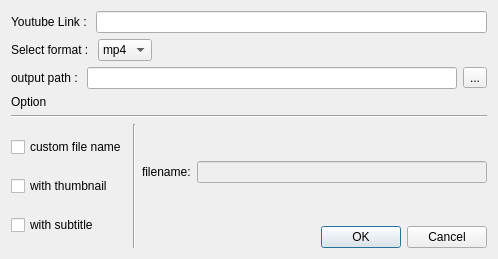
The window that ui_addwindow.ui (kesa0v0/youtube_downloader_gui) describes before a commit, drawn with Qt 5.
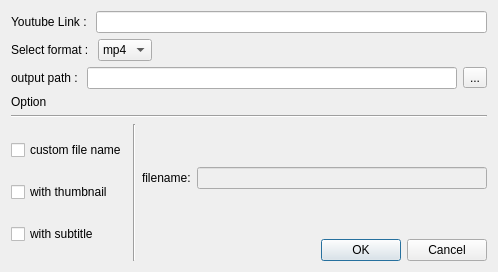
The same window after the commit.

```diff
--- a/ui_addwindow.ui
+++ b/ui_addwindow.ui
@@ -7,7 +7,7 @@
     <x>0</x>
     <y>0</y>
     <width>498</width>
-    <height>259</height>
+    <height>272</height>
    </rect>
   </property>
   <property name="sizePolicy">
```
